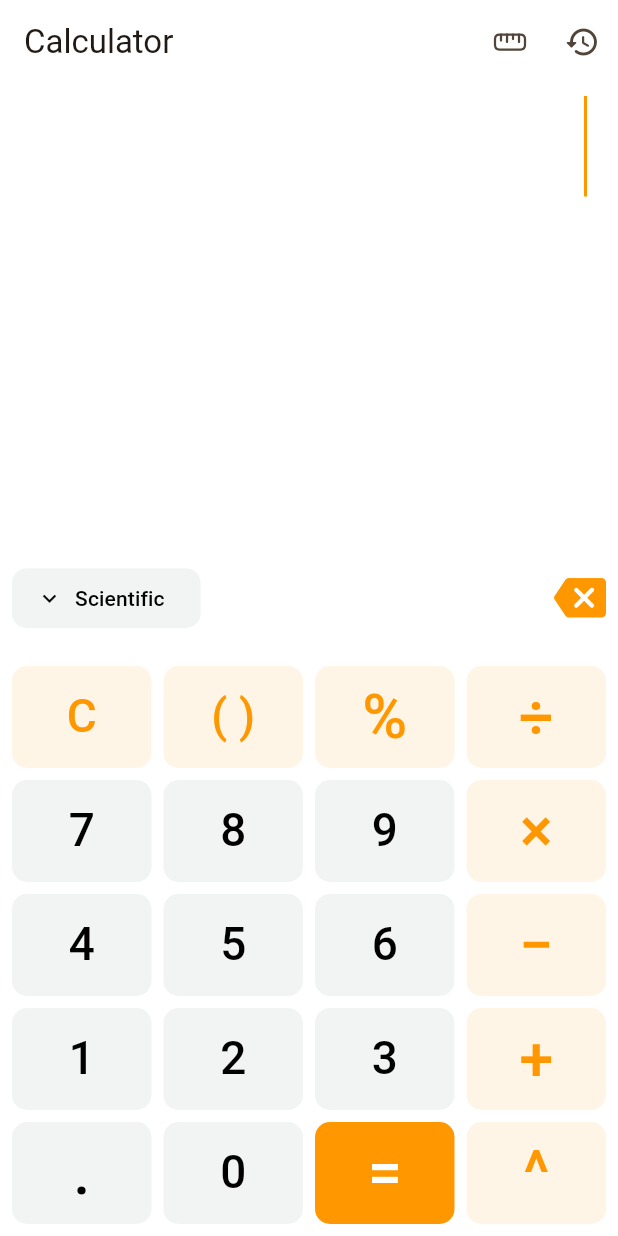
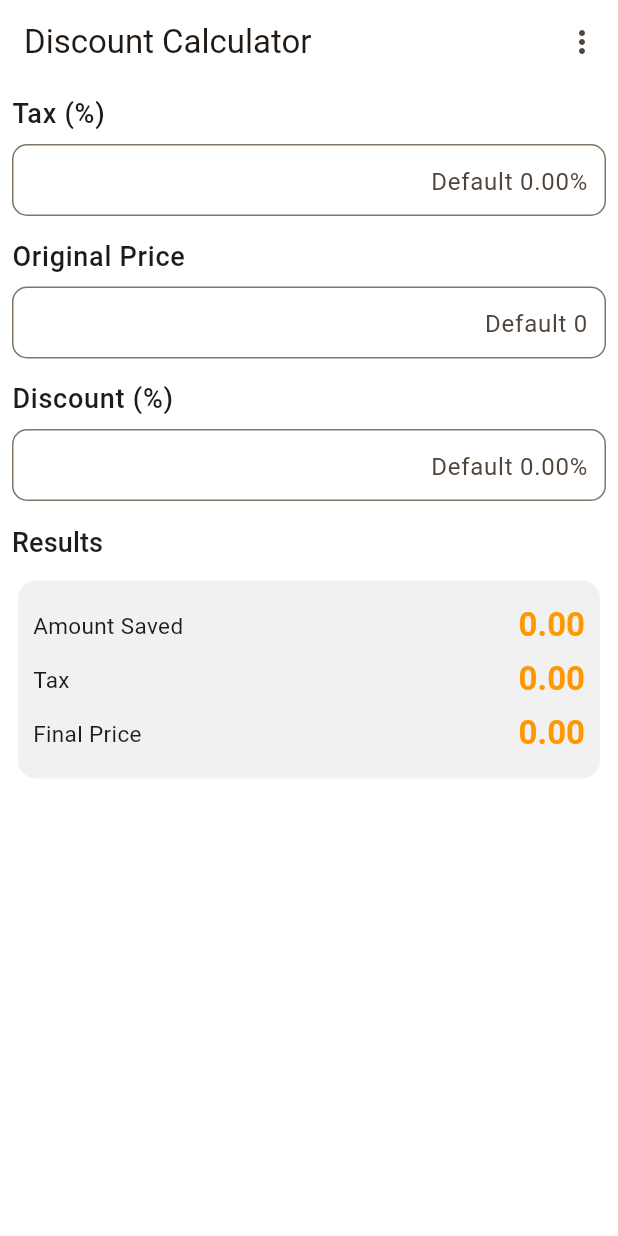
Before and after one commit to Arfeen-Yousuf/Calculator, a Flutter app: the screen it shows after launch, on a phone screen of 412 x 824 dp. Run offline on Flutter 3.47's test engine with Material 3 defaults, Android fonts, the phone set to English and light mode, and no system bars; our stand-ins replace flutter_svg, fluttertoast, sqflite; missing offline and left inert: units_converter; accounts and stored records are empty.

Commit message:
Make Discount Calculator screen

```diff
--- a/lib/app/colors.dart
+++ b/lib/app/colors.dart
@@ -9,6 +9,7 @@ class AppColors extends ThemeExtension<AppColors> {
     required this.scaffoldBackground,
     required this.primaryText,
     required this.optionsBackground,
+    required this.resultsBackground,
 
     // Calculator Page
     required this.result,
@@ -31,6 +32,7 @@ class AppColors extends ThemeExtension<AppColors> {
   final Color? scaffoldBackground;
   final Color? primaryText;
   final Color? optionsBackground;
+  final Color? resultsBackground;
 
   // Calculator Page
   final Color? result;
@@ -54,6 +56,7 @@ class AppColors extends ThemeExtension<AppColors> {
     Color? scaffoldBackground,
     Color? primaryText,
     Color? optionsBackground,
+    Color? resultsBackground,
 
     // Calculator Page
     Color? result,
@@ -76,6 +79,7 @@ class AppColors extends ThemeExtension<AppColors> {
       scaffoldBackground: scaffoldBackground ?? this.scaffoldBackground,
       primaryText: primaryText ?? this.primaryText,
       optionsBackground: optionsBackground ?? this.optionsBackground,
+      resultsBackground: resultsBackground ?? this.resultsBackground,
 
       // Calculator Page
       result: result ?? this.result,
@@ -115,6 +119,8 @@ class AppColors extends ThemeExtension<AppColors> {
       primaryText: Color.lerp(primaryText, other.primaryText, t),
       optionsBackground:
           Color.lerp(optionsBackground, other.optionsBackground, t),
+      resultsBackground:
+          Color.lerp(resultsBackground, other.resultsBackground, t),
 
       // Calculator Page
       result: Color.lerp(result, other.result, t),
@@ -172,6 +178,7 @@ class AppColorsLight {
   static const Color scaffoldBackground = Colors.white;
   static const Color primaryText = Colors.black;
   static const Color optionsBackground = Color(0xFFF1F1F1);
+  static const Color resultsBackground = Color(0xFFF1F1F1);
 
   // Calculator Page
   static const Color result = Color(0xFFAFAFAF);
@@ -195,6 +202,7 @@ class AppColorsDark {
   static const Color appBarBackground = Color(0xFF141118);
   static const Color primaryText = Colors.white;
   static const Color optionsBackground = Color(0xFF222222);
+  static const Color resultsBackground = Color(0xFF222222);
 
   // Calculator Page
   static const Color result = Color(0xFFAFAFAF);
--- a/lib/main.dart
+++ b/lib/main.dart
@@ -8,6 +8,8 @@ import 'package:sqflite/sqflite.dart';
 import 'screens/calculator/calculator_screen.dart';
 import 'screens/calculator/calculator_view_model.dart';
 import 'app/colors.dart';
+import 'screens/discount_calculator/discount_calculator_screen.dart';
+import 'screens/discount_calculator/discount_calculator_view_model.dart';
 import 'screens/unit_converter/unit_converter_view_model.dart';
 import 'utils/constants.dart';
 
@@ -53,6 +55,7 @@ void main() async {
         ),
         ChangeNotifierProvider(create: (_) => CalculatorViewModel()),
         ChangeNotifierProvider(create: (_) => UnitConverterViewModel()),
+        ChangeNotifierProvider(create: (_) => DiscountCalculatorViewModel()),
       ],
       child: const MyApp(),
     ),
@@ -69,7 +72,8 @@ class MyApp extends StatelessWidget {
       theme: lightThemeData(context),
       darkTheme: darkThemeData(context),
       themeMode: ThemeMode.system,
-      home: const CalculatorScreen(),
+      //home: const CalculatorScreen(),
+      home: const DiscountCalculatorScreen(),
     );
   }
 
@@ -99,6 +103,7 @@ class MyApp extends StatelessWidget {
           scaffoldBackground: AppColorsLight.scaffoldBackground,
           primaryText: AppColorsLight.primaryText,
           optionsBackground: AppColorsLight.optionsBackground,
+          resultsBackground: AppColorsLight.resultsBackground,
 
           //Calculator page
           result: AppColorsLight.result,
@@ -140,6 +145,7 @@ class MyApp extends StatelessWidget {
           scaffoldBackground: null,
           primaryText: AppColorsDark.primaryText,
           optionsBackground: AppColorsDark.optionsBackground,
+          resultsBackground: AppColorsDark.resultsBackground,
 
           //Calculator page
           result: AppColorsDark.result,
--- /dev/null
+++ b/lib/screens/discount_calculator/discount_calculator_screen.dart
@@ -0,0 +1,99 @@
+import 'package:calculator/app/colors.dart';
+import 'package:calculator/widgets/number_text_field.dart';
+import 'package:calculator/widgets/numeric_keypad.dart';
+import 'package:calculator/widgets/results_card.dart';
+import 'package:flutter/material.dart';
+import 'package:provider/provider.dart';
+
+import 'discount_calculator_view_model.dart';
+
+class DiscountCalculatorScreen extends StatelessWidget {
+  const DiscountCalculatorScreen({super.key});
+
+  @override
+  Widget build(BuildContext context) {
+    final appColors = Theme.of(context).extension<AppColors>()!;
+    final viewModelRead = context.read<DiscountCalculatorViewModel>();
+
+    final popupMenuButton = PopupMenuButton(
+      itemBuilder: (context) => [
+        const PopupMenuItem(
+          value: 1,
+          child: Text('Clear All'),
+        ),
+      ],
+      onSelected: (_) => viewModelRead.clearAll(),
+      color: appColors.scaffoldBackground,
+      offset: const Offset(0, 50),
+    );
+
+    final taxTextField = NumberTextField(
+      controller: viewModelRead.taxTextEditingController,
+      focusNode: viewModelRead.taxFocusNode,
+      label: 'Tax (%)',
+      hintText: 'Default 0.00%',
+    );
+    final originalPriceTextField = NumberTextField(
+      controller: viewModelRead.priceTextEditingController,
+      focusNode: viewModelRead.priceFocusNode,
+      label: 'Original Price',
+      hintText: 'Default 0',
+    );
+    final discountTextField = NumberTextField(
+      controller: viewModelRead.discountTextEditingController,
+      focusNode: viewModelRead.discountFocusNode,
+      label: 'Discount (%)',
+      hintText: 'Default 0.00%',
+    );
+
+    return Scaffold(
+      appBar: AppBar(
+        title: const Text('Discount Calculator'),
+        actions: [
+          popupMenuButton,
+        ],
+      ),
+      body: SafeArea(
+        child: Padding(
+          padding: const EdgeInsets.all(8.0),
+          child: Column(
+            children: [
+              Expanded(
+                flex: 50,
+                child: SingleChildScrollView(
+                  child: Column(
+                    spacing: 15,
+                    children: [
+                      taxTextField,
+                      originalPriceTextField,
+                      discountTextField,
+                      ResultsCard(
+                        results: context
+                            .watch<DiscountCalculatorViewModel>()
+                            .results,
+                      ),
+                    ],
+                  ),
+                ),
+              ),
+              if (context
+                      .watch<DiscountCalculatorViewModel>()
+                      .currentFocusNode !=
+                  null)
+                Expanded(
+                  flex: 50,
+                  child: NumericKeypad(
+                    controller: viewModelRead.currentController!,
+                    focusNode: viewModelRead.currentFocusNode,
+                    onValueChanged: viewModelRead.onValueChanged,
+                    allowNegativeNumbers: false,
+                    percentageOnly: viewModelRead.isPercentageFocusNode,
+                  ),
+                ),
+            ],
+          ),
+        ),
+      ),
+    );
+  }
+}
--- /dev/null
+++ b/lib/screens/discount_calculator/discount_calculator_view_model.dart
@@ -0,0 +1,112 @@
+import 'dart:developer';
+
+import 'package:flutter/material.dart';
+
+class DiscountCalculatorViewModel extends ChangeNotifier {
+  DiscountCalculatorViewModel() {
+    _focusNodes = [taxFocusNode, priceFocusNode, discountFocusNode];
+    _textEditingControllers = [
+      taxTextEditingController,
+      priceTextEditingController,
+      discountTextEditingController
+    ];
+    for (var node in _focusNodes) {
+      node.addListener(_onFocusNodeChanged);
+    }
+  }
+
+  @override
+  void dispose() {
+    for (final controller in _textEditingControllers) {
+      controller.dispose();
+    }
+    for (final node in _focusNodes) {
+      node.dispose();
+    }
+
+    super.dispose();
+  }
+
+  TextEditingController? _currentController;
+  TextEditingController? get currentController => _currentController;
+
+  FocusNode? _currentFocusNode;
+  FocusNode? get currentFocusNode => _currentFocusNode;
+  bool get isPercentageFocusNode =>
+      [taxFocusNode, discountFocusNode].contains(_currentFocusNode);
+
+  final taxTextEditingController = TextEditingController();
+  final taxFocusNode = FocusNode();
+
+  final priceTextEditingController = TextEditingController();
+  final priceFocusNode = FocusNode();
+
+  final discountTextEditingController = TextEditingController();
+  final discountFocusNode = FocusNode();
+
+  late final List<FocusNode> _focusNodes;
+  late final List<TextEditingController> _textEditingControllers;
+
+  double? _taxPercentage;
+  double? _originalPrice;
+  double? _discountPercentage;
+
+  List<MapEntry<String, double?>> get results {
+    double originalPrice = _originalPrice ?? 0;
+    double discountPercentage = _discountPercentage ?? 0;
+    double taxPercentage = _taxPercentage ?? 0;
+
+    double savedAmount = originalPrice * (discountPercentage / 100);
+    double discountedPrice = originalPrice - savedAmount;
+    double tax = discountedPrice * (taxPercentage / 100);
+    double finalPrice = discountedPrice + tax;
+
+    return [
+      MapEntry('Amount Saved', savedAmount),
+      MapEntry('Tax', tax),
+      MapEntry('Final Price', finalPrice),
+    ];
+  }
+
+  void onValueChanged(double? value) {
+    if (_currentFocusNode == null) {
+      return;
+    } else if (_currentFocusNode == taxFocusNode) {
+      log('Discount Calculator: Tax $value');
+      _taxPercentage = value;
+    } else if (_currentFocusNode == priceFocusNode) {
+      log('Discount Calculator: Price $value');
+      _originalPrice = value;
+    } else if (_currentFocusNode == discountFocusNode) {
+      log('Discount Calculator: Discount $value');
+      _discountPercentage = value;
+    }
+
+    notifyListeners();
+  }
+
+  void clearAll() {
+    for (final controller in _textEditingControllers) {
+      controller.clear();
+    }
+
+    _taxPercentage = null;
+    _originalPrice = null;
+    _discountPercentage = null;
+
+    notifyListeners();
+  }
+
+  void _onFocusNodeChanged() {
+    final focusedNodeIndex = _focusNodes.indexWhere((node) => node.hasFocus);
+    if (focusedNodeIndex == -1) {
+      _currentController = null;
+      _currentFocusNode = null;
+    } else {
+      _currentController = _textEditingControllers[focusedNodeIndex];
+      _currentFocusNode = _focusNodes[focusedNodeIndex];
+    }
+
+    notifyListeners();
+  }
+}
--- /dev/null
+++ b/lib/widgets/number_text_field.dart
@@ -0,0 +1,60 @@
+import 'package:calculator/app/colors.dart';
+import 'package:flutter/material.dart';
+
+class NumberTextField extends StatelessWidget {
+  const NumberTextField({
+    super.key,
+    this.controller,
+    this.focusNode,
+    this.label,
+    this.hintText,
+  });
+
+  final TextEditingController? controller;
+  final FocusNode? focusNode;
+  final String? label;
+  final String? hintText;
+
+  @override
+  Widget build(BuildContext context) {
+    final appColors = Theme.of(context).extension<AppColors>()!;
+
+    late final labelStyle =
+        TextTheme.of(context).labelMedium?.copyWith(fontSize: 18);
+    return Column(
+      crossAxisAlignment: CrossAxisAlignment.start,
+      spacing: 8,
+      children: [
+        if (label != null) Text(label!, style: labelStyle),
+        TextField(
+          controller: controller,
+          focusNode: focusNode,
+          keyboardType: TextInputType.none,
+          textAlign: TextAlign.right,
+          style: const TextStyle(fontSize: 20),
+          enableInteractiveSelection: false,
+          decoration: InputDecoration(
+            hintText: hintText,
+            hintStyle: const TextStyle(fontSize: 16),
+            contentPadding:
+                const EdgeInsets.symmetric(vertical: 0, horizontal: 8),
+            focusedBorder: OutlineInputBorder(
+              borderSide: BorderSide(
+                color: appColors.primary ?? Colors.black,
+                width: 2.0,
+              ),
+              borderRadius: const BorderRadius.all(
+                Radius.circular(10),
+              ),
+            ),
+            border: const OutlineInputBorder(
+              borderRadius: BorderRadius.all(
+                Radius.circular(10),
+              ),
+            ),
+          ),
+        ),
+      ],
+    );
+  }
+}
--- a/lib/widgets/numeric_keypad.dart
+++ b/lib/widgets/numeric_keypad.dart
@@ -14,12 +14,14 @@ class NumericKeypad extends StatelessWidget {
     this.focusNode,
     this.onValueChanged,
     this.allowNegativeNumbers = true,
+    this.percentageOnly = false,
   });
 
   final TextEditingController controller;
   final FocusNode? focusNode;
   final void Function(double?)? onValueChanged;
   final bool allowNegativeNumbers;
+  final bool percentageOnly;
 
   @override
   Widget build(BuildContext context) {
@@ -113,9 +115,12 @@ class NumericKeypad extends StatelessWidget {
         .toList();
 
     // Return the column containing all rows
-    return Column(
-      spacing: 8,
-      children: rows,
+    return Padding(
+      padding: const EdgeInsets.only(top: 8),
+      child: Column(
+        spacing: 8,
+        children: rows,
+      ),
     );
   }
 
@@ -137,14 +142,24 @@ class NumericKeypad extends StatelessWidget {
       final textWithoutSign = text.startsWith(CalculatorConstants.subtraction)
           ? text.substring(1)
           : text;
+
       if (textWithoutSign.length >= 12) {
         showToast('You can enter upto 12 integers.');
         return;
       }
+      if (percentageOnly && textWithoutSign.length >= 2) {
+        showToast('You can enter upto 99.99%');
+        return;
+      }
     } else {
       final decimalPart = text.substring(dotIndex + 1);
+
       if (decimalPart.length >= 10) {
         showToast('You can enter upto 10 decimals.');
+        return;
+      }
+      if (percentageOnly && decimalPart.length >= 2) {
+        showToast('You can enter upto 2 decimals.');
         return;
       }
     }
--- /dev/null
+++ b/lib/widgets/results_card.dart
@@ -0,0 +1,58 @@
+import 'package:calculator/app/colors.dart';
+import 'package:flutter/material.dart';
+
+class ResultsCard extends StatelessWidget {
+  const ResultsCard({super.key, required this.results});
+
+  final List<MapEntry<String, double?>> results;
+
+  @override
+  Widget build(BuildContext context) {
+    final appColors = Theme.of(context).extension<AppColors>()!;
+
+    final resultsLabelTextStyle =
+        TextTheme.of(context).labelLarge?.copyWith(fontSize: 18);
+    final keyTextStyle =
+        TextTheme.of(context).bodyMedium?.copyWith(fontSize: 15);
+    final valueTextStyle = TextTheme.of(context).titleLarge?.copyWith(
+          color: appColors.primary,
+          fontWeight: FontWeight.bold,
+        );
+
+    return Column(
+      crossAxisAlignment: CrossAxisAlignment.start,
+      spacing: 8,
+      children: [
+        Text(
+          'Results',
+          style: resultsLabelTextStyle,
+        ),
+        Card(
+          color: appColors.resultsBackground,
+          elevation: 0,
+          child: Padding(
+            padding: const EdgeInsets.symmetric(
+              vertical: 16,
+              horizontal: 10,
+            ),
+            child: Column(
+              spacing: 8,
+              children: results.map((entry) {
+                return Row(
+                  children: [
+                    Text(entry.key, style: keyTextStyle),
+                    const Spacer(),
+                    Text(
+                      entry.value?.toStringAsFixed(2) ?? '--',
+                      style: valueTextStyle,
+                    ),
+                  ],
+                );
+              }).toList(),
+            ),
+          ),
+        ),
+      ],
+    );
+  }
+}
--- a/lib/widgets/text_field_with_options.dart
+++ b/lib/widgets/text_field_with_options.dart
@@ -1,6 +1,7 @@
-import 'package:calculator/app/colors.dart';
 import 'package:calculator/utils/ui_helper.dart';
 import 'package:flutter/material.dart';
+
+import 'number_text_field.dart';
 
 class TextFieldWithOptions extends StatelessWidget {
   const TextFieldWithOptions({
@@ -22,8 +23,6 @@ class TextFieldWithOptions extends StatelessWidget {
 
   @override
   Widget build(BuildContext context) {
-    final AppColors appColors = Theme.of(context).extension<AppColors>()!;
-
     return Column(
       crossAxisAlignment: CrossAxisAlignment.start,
       children: [
@@ -45,31 +44,9 @@ class TextFieldWithOptions extends StatelessWidget {
           ),
           iconAlignment: IconAlignment.end,
         ),
-        TextField(
+        NumberTextField(
           controller: controller,
           focusNode: focusNode,
-          keyboardType: TextInputType.none,
-          textAlign: TextAlign.right,
-          style: const TextStyle(fontSize: 20),
-          enableInteractiveSelection: false,
-          decoration: InputDecoration(
-            contentPadding:
-                const EdgeInsets.symmetric(vertical: 0, horizontal: 8),
-            focusedBorder: OutlineInputBorder(
-              borderSide: BorderSide(
-                color: appColors.primary ?? Colors.black,
-                width: 2.0,
-              ),
-              borderRadius: const BorderRadius.all(
-                Radius.circular(10),
-              ),
-            ),
-            border: const OutlineInputBorder(
-              borderRadius: BorderRadius.all(
-                Radius.circular(10),
-              ),
-            ),
-          ),
         ),
       ],
     );
```
